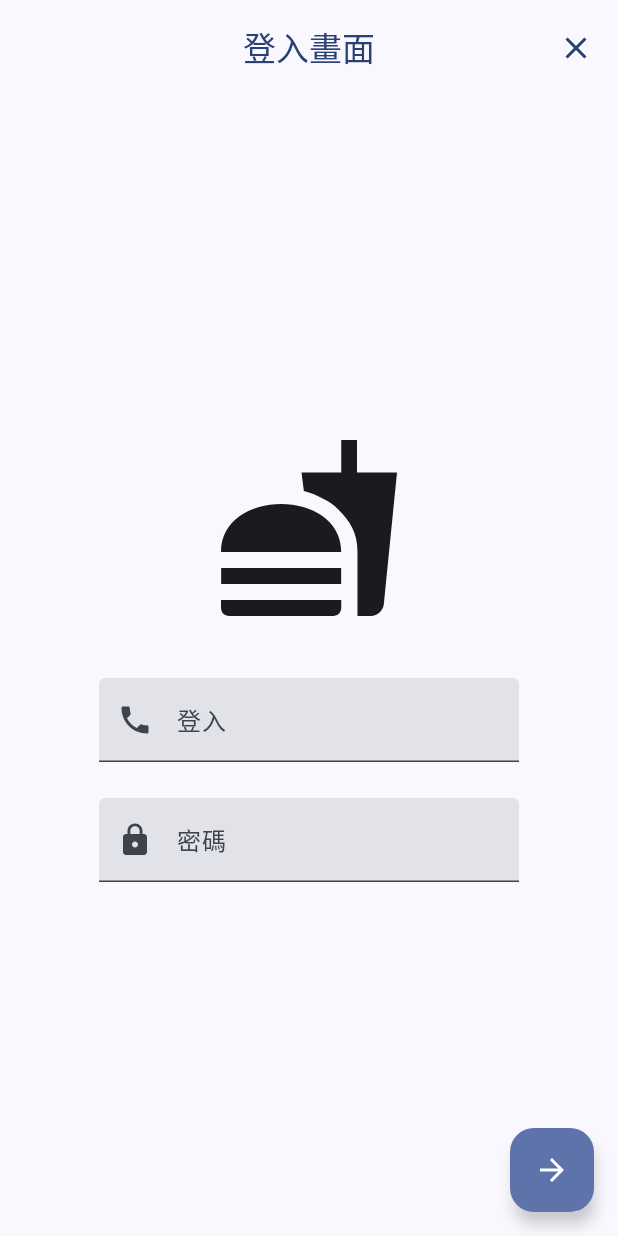
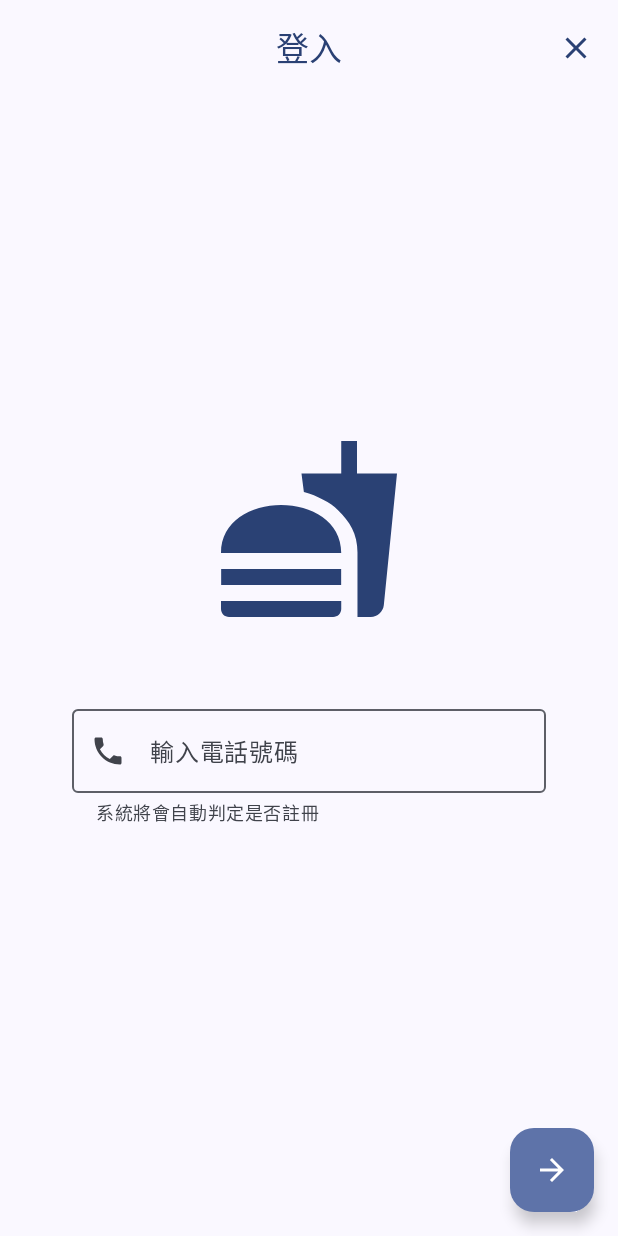
Before and after one commit to r0930514/FastFoodOrderApp, an Android app built with Jetpack Compose: the LoginScreen screen opened through its navigation route, on a phone screen of 412 x 824 dp. Run offline under Robolectric (Android 15) with nearby library versions, the phone set to English and light mode, and no system bars; network calls fail; 1 statement that could not run was skipped.

Commit message:
密碼頁面邏輯製作

```diff
--- a/app/src/main/java/com/r0930514/fastfoodorderapp/model/NewsData.kt
+++ b/app/src/main/java/com/r0930514/fastfoodorderapp/model/NewsModel.kt
@@ -2,7 +2,7 @@ package com.r0930514.fastfoodorderapp.model
 
 import com.google.gson.annotations.SerializedName
 
-data class NewsData(
+data class NewsModel(
     @SerializedName("news_id")
     val id: Int,
     @SerializedName("news_title")
--- a/app/src/main/java/com/r0930514/fastfoodorderapp/navigation/MainNav.kt
+++ b/app/src/main/java/com/r0930514/fastfoodorderapp/navigation/MainNav.kt
@@ -7,7 +7,7 @@ import androidx.navigation.NavHostController
 import androidx.navigation.compose.NavHost
 import androidx.navigation.compose.composable
 import androidx.navigation.compose.rememberNavController
-import com.r0930514.fastfoodorderapp.screens.LoginScreen
+import com.r0930514.fastfoodorderapp.screens.loginScreen.LoginScreen
 import com.r0930514.fastfoodorderapp.screens.PaymentCompleted
 import com.r0930514.fastfoodorderapp.screens.TestScreen
 import com.r0930514.fastfoodorderapp.screens.detailScreen.OrderDetailScreen
--- a/app/src/main/java/com/r0930514/fastfoodorderapp/network/ApiService.kt
+++ b/app/src/main/java/com/r0930514/fastfoodorderapp/network/ApiService.kt
@@ -1,10 +1,10 @@
 package com.r0930514.fastfoodorderapp.network
 
-import com.r0930514.fastfoodorderapp.model.NewsData
+import com.r0930514.fastfoodorderapp.model.NewsModel
 import retrofit2.Response
 import retrofit2.http.GET
 
 interface NewsApiService {
     @GET("/debug/news")
-    suspend fun getNews(): Response<List<NewsData>>
+    suspend fun getNews(): Response<List<NewsModel>>
 }
--- a/app/src/main/java/com/r0930514/fastfoodorderapp/screens/LoginScreen.kt
+++ /dev/null
@@ -1,101 +0,0 @@
-package com.r0930514.fastfoodorderapp.screens
-
-import androidx.compose.foundation.layout.Arrangement
-import androidx.compose.foundation.layout.Column
-import androidx.compose.foundation.layout.Spacer
-import androidx.compose.foundation.layout.fillMaxSize
-import androidx.compose.foundation.layout.padding
-import androidx.compose.foundation.layout.size
-import androidx.compose.material.icons.Icons
-import androidx.compose.material.icons.filled.ArrowForward
-import androidx.compose.material.icons.filled.Close
-import androidx.compose.material.icons.filled.Lock
-import androidx.compose.material.icons.filled.Phone
-import androidx.compose.material3.CenterAlignedTopAppBar
-import androidx.compose.material3.ExperimentalMaterial3Api
-import androidx.compose.material3.FloatingActionButton
-import androidx.compose.material3.Icon
-import androidx.compose.material3.IconButton
-import androidx.compose.material3.IconButtonColors
-import androidx.compose.material3.IconButtonDefaults
-import androidx.compose.material3.MaterialTheme
-import androidx.compose.material3.Scaffold
-import androidx.compose.material3.Text
-import androidx.compose.material3.TextField
-import androidx.compose.runtime.Composable
-import androidx.compose.runtime.getValue
-import androidx.compose.runtime.mutableStateOf
-import androidx.compose.runtime.saveable.rememberSaveable
-import androidx.compose.runtime.setValue
-import androidx.compose.ui.Alignment
-import androidx.compose.ui.Modifier
-import androidx.compose.ui.graphics.vector.ImageVector
-import androidx.compose.ui.res.vectorResource
-import androidx.compose.ui.unit.dp
-import androidx.navigation.NavHostController
-import com.r0930514.fastfoodorderapp.R
-import com.r0930514.fastfoodorderapp.ui.theme.TopDefaultAppBarColor
-
-@OptIn(ExperimentalMaterial3Api::class)
-@Composable
-fun LoginScreen(navHostController: NavHostController){
-
-    val iconColor : IconButtonColors = IconButtonDefaults.iconButtonColors(contentColor = MaterialTheme.colorScheme.primary)
-
-    var phoneValue by rememberSaveable { mutableStateOf("") }
-    var passwordValue by rememberSaveable { mutableStateOf("") }
-    Scaffold (
-        topBar = {
-            CenterAlignedTopAppBar(
-                title = { Text(text = "登入畫面") },
-                colors = TopDefaultAppBarColor(),
-                actions = {
-                    IconButton(onClick = {
-                        navHostController.popBackStack()
-                    }, colors = iconColor) {
-                        Icon(imageVector = Icons.Filled.Close, contentDescription = "關閉")
-                    }
-                }
-            )
-        },
-        floatingActionButton = {
-            FloatingActionButton(onClick = {}) {
-                Icon(imageVector = Icons.Filled.ArrowForward, contentDescription = null)
-            }
-        }
-
-        )
-    {
-        Column (
-            modifier = Modifier
-                .padding(it)
-                .fillMaxSize(),
-            horizontalAlignment = Alignment.CenterHorizontally,
-            verticalArrangement = Arrangement.Center,
-        )
-        {
-            Icon(
-                imageVector = ImageVector.Companion.vectorResource(R.drawable.fastfood),
-                contentDescription = null,
-                modifier = Modifier.size(128.dp)
-            )
-            Spacer(modifier = Modifier.size(24.dp))
-            TextField(
-                value = phoneValue,
-                onValueChange = { v -> phoneValue = v },
-                label = { Text(text = "登入") },
-                singleLine = true,
-                modifier = Modifier.padding(12.dp),
-                leadingIcon = { Icon(imageVector = Icons.Filled.Phone, contentDescription = null) }
-            )
-            TextField(
-                value = passwordValue,
-                onValueChange = { v -> passwordValue = v },
-                label = { Text(text = "密碼")},
-                singleLine = true,
-                modifier = Modifier.padding(12.dp),
-                leadingIcon = { Icon(imageVector = Icons.Filled.Lock, contentDescription = null) },
-            )
-        }
-    }
-}
--- a/app/src/main/java/com/r0930514/fastfoodorderapp/screens/components/LoadingCircle.kt
+++ b/app/src/main/java/com/r0930514/fastfoodorderapp/screens/components/LoadingCircle.kt
@@ -9,9 +9,9 @@ import androidx.compose.ui.Alignment
 import androidx.compose.ui.Modifier
 
 @Composable
-fun LoadingCircle() {
+fun LoadingCircle(modifier: Modifier = Modifier.fillMaxSize()){
     Column (
-        modifier = Modifier.fillMaxSize(),
+        modifier = modifier,
         horizontalAlignment = Alignment.CenterHorizontally,
         verticalArrangement = Arrangement.Center
     ){
--- /dev/null
+++ b/app/src/main/java/com/r0930514/fastfoodorderapp/screens/loginScreen/LoginScreen.kt
@@ -0,0 +1,138 @@
+package com.r0930514.fastfoodorderapp.screens.loginScreen
+
+import android.widget.Toast
+import androidx.compose.foundation.layout.Arrangement
+import androidx.compose.foundation.layout.Column
+import androidx.compose.foundation.layout.fillMaxSize
+import androidx.compose.foundation.layout.padding
+import androidx.compose.foundation.layout.size
+import androidx.compose.material.icons.Icons
+import androidx.compose.material.icons.filled.ArrowForward
+import androidx.compose.material.icons.filled.Phone
+import androidx.compose.material3.FloatingActionButton
+import androidx.compose.material3.Icon
+import androidx.compose.material3.IconButtonColors
+import androidx.compose.material3.IconButtonDefaults
+import androidx.compose.material3.MaterialTheme
+import androidx.compose.material3.Scaffold
+import androidx.compose.runtime.Composable
+import androidx.compose.runtime.getValue
+import androidx.compose.runtime.mutableStateOf
+import androidx.compose.runtime.remember
+import androidx.compose.runtime.rememberCoroutineScope
+import androidx.compose.runtime.saveable.rememberSaveable
+import androidx.compose.runtime.setValue
+import androidx.compose.ui.Alignment
+import androidx.compose.ui.Modifier
+import androidx.compose.ui.graphics.vector.ImageVector
+import androidx.compose.ui.res.vectorResource
+import androidx.compose.ui.text.input.KeyboardType
+import androidx.compose.ui.tooling.preview.Preview
+import androidx.compose.ui.unit.dp
+import androidx.navigation.NavHostController
+import androidx.navigation.compose.rememberNavController
+import com.r0930514.fastfoodorderapp.R
+import com.r0930514.fastfoodorderapp.screens.components.LoadingCircle
+import com.r0930514.fastfoodorderapp.screens.loginScreen.componemts.LoginEditText
+import com.r0930514.fastfoodorderapp.screens.loginScreen.componemts.LoginScreenTopBar
+import kotlinx.coroutines.delay
+import kotlinx.coroutines.launch
+
+@Composable
+fun LoginScreen(navHostController: NavHostController){
+
+    val iconColor : IconButtonColors = IconButtonDefaults.iconButtonColors(contentColor = MaterialTheme.colorScheme.primary)
+    var phoneValue by rememberSaveable { mutableStateOf("") }
+    var passwordValue by rememberSaveable { mutableStateOf("") }
+    var isPhoneValid by rememberSaveable { mutableStateOf(false )}
+    var isErrorValue by rememberSaveable { mutableStateOf(false) }
+    val coroutineScope = rememberCoroutineScope()
+    var floatBtnIcon: @Composable () -> Unit by remember { mutableStateOf({ FloatBtnContent.ArrowForward.content() }) }
+
+
+    Scaffold (
+        topBar = {
+            LoginScreenTopBar(navHostController = navHostController, iconColor = iconColor)
+        },
+        floatingActionButton = {
+            FloatingActionButton(onClick = {
+                coroutineScope.launch {
+                    floatBtnIcon = { FloatBtnContent.Loading.content() }
+                    delay(1000)
+                    if (phoneValue.length == 10){
+                        isPhoneValid = true
+                        isErrorValue = false
+                    }else{
+                        isErrorValue = true
+                        Toast.makeText(navHostController.context, "請輸入正確的電話號碼", Toast.LENGTH_SHORT).show()
+                    }
+                    floatBtnIcon = { FloatBtnContent.ArrowForward.content() }
+                }
+            }) {
+                floatBtnIcon()
+            }
+        }
+
+        )
+    {
+        Column (
+            modifier = Modifier
+                .padding(it)
+                .fillMaxSize(),
+            horizontalAlignment = Alignment.CenterHorizontally,
+            verticalArrangement = Arrangement.Center,
+        )
+        {
+            Icon(
+                imageVector = ImageVector.Companion.vectorResource(R.drawable.fastfood),
+                tint = MaterialTheme.colorScheme.primary,
+                contentDescription = null,
+                modifier = Modifier.size(128.dp)
+            )
+
+            if (!isPhoneValid){
+                LoginEditText(
+                    value = phoneValue,
+                    onValueChange =  { v ->
+                        phoneValue = v
+                    },
+                    keyboardType = KeyboardType.Phone,
+                    label = "輸入電話號碼",
+                    isError = isErrorValue,
+                    supportingText = "系統將會自動判定是否註冊",
+                    leadingIcon = Icons.Filled.Phone,
+                )
+            }else{
+                LoginEditText(
+                    value = passwordValue,
+                    onValueChange =  { v ->
+                        passwordValue = v
+                    },
+                    keyboardType = KeyboardType.Password,
+                    label = "輸入密碼",
+                    isError = isErrorValue,
+                    supportingText = "請輸入密碼",
+                    leadingIcon = Icons.Filled.Phone,
+                )
+            }
+
+        }
+
+    }
+}
+
+
+
+@Composable
+@Preview
+fun LoginScreenPreview(){
+    val navHostController = rememberNavController()
+    LoginScreen(navHostController = navHostController)
+}
+
+sealed class FloatBtnContent(
+    val content: @Composable () -> Unit
+){
+    object ArrowForward: FloatBtnContent({ Icon(imageVector = Icons.Filled.ArrowForward, contentDescription = null) })
+    object Loading: FloatBtnContent({ LoadingCircle(modifier = Modifier.size(24.dp)) })
+}
--- /dev/null
+++ b/app/src/main/java/com/r0930514/fastfoodorderapp/screens/loginScreen/componemts/LoginEditText.kt
@@ -0,0 +1,44 @@
+package com.r0930514.fastfoodorderapp.screens.loginScreen.componemts
+
+import androidx.compose.foundation.layout.fillMaxWidth
+import androidx.compose.foundation.layout.padding
+import androidx.compose.foundation.text.KeyboardOptions
+import androidx.compose.material.icons.Icons
+import androidx.compose.material.icons.filled.Phone
+import androidx.compose.material3.Icon
+import androidx.compose.material3.OutlinedTextField
+import androidx.compose.material3.Text
+import androidx.compose.runtime.Composable
+import androidx.compose.ui.Modifier
+import androidx.compose.ui.graphics.vector.ImageVector
+import androidx.compose.ui.text.input.KeyboardType
+import androidx.compose.ui.unit.dp
+
+@Composable
+fun LoginEditText(
+    value: String,
+    onValueChange: (String) -> Unit,
+    modifier: Modifier = Modifier
+        .padding(48.dp)
+        .fillMaxWidth(),
+    keyboardType: KeyboardType = KeyboardType.Phone,
+    label: String,
+    isError: Boolean = false,
+    supportingText: String,
+    leadingIcon: ImageVector = Icons.Filled.Phone
+) {
+    OutlinedTextField(
+        value = value,
+        onValueChange =  { onValueChange(it) },
+        label = { Text(text = label) },
+        singleLine = true,
+        keyboardOptions = KeyboardOptions.Default.copy(keyboardType = keyboardType),
+        supportingText = { Text(text = supportingText) },
+        modifier = modifier,
+        leadingIcon = { Icon(
+            imageVector = leadingIcon,
+            contentDescription = null
+        )},
+        isError = isError
+    )
+}
--- /dev/null
+++ b/app/src/main/java/com/r0930514/fastfoodorderapp/screens/loginScreen/componemts/LoginScreenTopBar.kt
@@ -0,0 +1,32 @@
+package com.r0930514.fastfoodorderapp.screens.loginScreen.componemts
+
+import androidx.compose.material.icons.Icons
+import androidx.compose.material.icons.filled.Close
+import androidx.compose.material3.CenterAlignedTopAppBar
+import androidx.compose.material3.ExperimentalMaterial3Api
+import androidx.compose.material3.Icon
+import androidx.compose.material3.IconButton
+import androidx.compose.material3.IconButtonColors
+import androidx.compose.material3.Text
+import androidx.compose.runtime.Composable
+import androidx.navigation.NavHostController
+import com.r0930514.fastfoodorderapp.ui.theme.TopDefaultAppBarColor
+
+@Composable
+@OptIn(ExperimentalMaterial3Api::class)
+fun LoginScreenTopBar(
+    navHostController: NavHostController,
+    iconColor: IconButtonColors
+) {
+    CenterAlignedTopAppBar(
+        title = { Text(text = "登入") },
+        colors = TopDefaultAppBarColor(),
+        actions = {
+            IconButton(onClick = {
+                navHostController.popBackStack()
+            }, colors = iconColor) {
+                Icon(imageVector = Icons.Filled.Close, contentDescription = "關閉")
+            }
+        }
+    )
+}
--- a/app/src/main/java/com/r0930514/fastfoodorderapp/viewModels/NewsViewModel.kt
+++ b/app/src/main/java/com/r0930514/fastfoodorderapp/viewModels/NewsViewModel.kt
@@ -4,15 +4,15 @@ import android.util.Log
 import androidx.lifecycle.ViewModel
 import androidx.lifecycle.viewModelScope
 import com.r0930514.fastfoodorderapp.data.NewsRepository
-import com.r0930514.fastfoodorderapp.model.NewsData
+import com.r0930514.fastfoodorderapp.model.NewsModel
 import kotlinx.coroutines.flow.MutableStateFlow
 import kotlinx.coroutines.flow.StateFlow
 import kotlinx.coroutines.launch
 
 class NewsViewModel: ViewModel(){
     private val repository = NewsRepository()
-    private val _newsList = MutableStateFlow<List<NewsData>>(emptyList())
-    val newsList: StateFlow<List<NewsData>> = _newsList
+    private val _newsList = MutableStateFlow<List<NewsModel>>(emptyList())
+    val newsList: StateFlow<List<NewsModel>> = _newsList
 
     fun fetchNewsList(){
         viewModelScope.launch {
```
